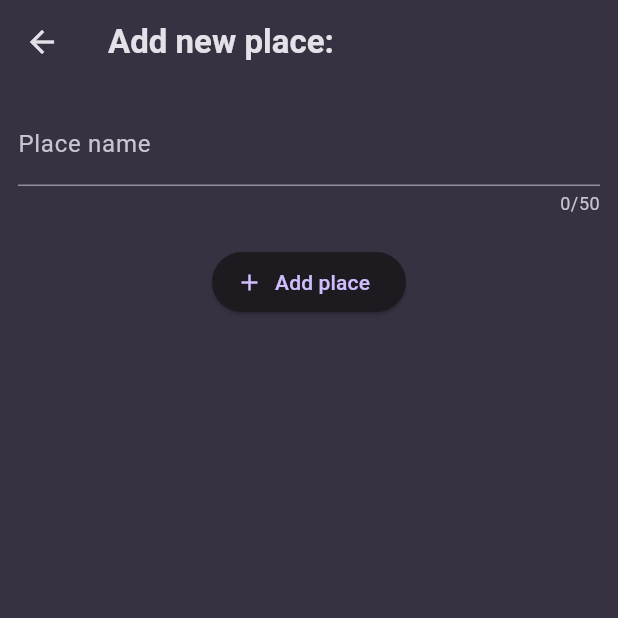
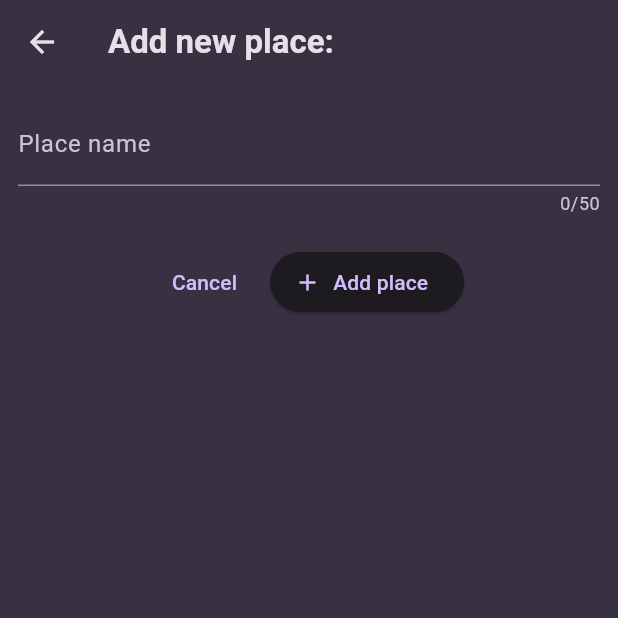
Before and after one commit to RonydaEssam/favourite_places, a Flutter app: the AddPlaceScreen screen opened directly, on a phone screen of 412 x 824 dp, the top half of it. Run offline on Flutter 3.47's test engine with Material 3 defaults, Android fonts, the phone set to English and light mode, and no system bars; our stand-ins replace google_fonts.

Commit message:
add cancel button + validator

```diff
--- a/lib/screens/add_place_screen.dart
+++ b/lib/screens/add_place_screen.dart
@@ -13,21 +13,17 @@ class AddPlaceScreen extends StatefulWidget {
 class AddPlaceScreenState extends State<AddPlaceScreen> {
   final _formKey = GlobalKey<FormState>();
   final addedPlaces = [];
-  late Place place;
 
   void _addPlace() {
-    Navigator.of(context).pop();
-    /*
     if (_formKey.currentState!.validate()) {
-      addedPlaces.add(place);
-
-
+      Navigator.of(context).pop();
 
       ScaffoldMessenger.of(
         context,
-      ).showSnackBar(SnackBar(content: Text('Saving data')));
+      ).showSnackBar(
+        SnackBar(content: Text('Added a new place to your list.')),
+      );
     }
-    */
   }
 
   @override
@@ -51,10 +47,22 @@ class AddPlaceScreenState extends State<AddPlaceScreen> {
                 },
               ),
               const SizedBox(height: 20),
-              ElevatedButton.icon(
-                onPressed: _addPlace,
-                icon: Icon(Icons.add),
-                label: Text('Add place'),
+              Row(
+                mainAxisAlignment: MainAxisAlignment.center,
+                children: [
+                  TextButton(
+                    onPressed: () {
+                      Navigator.of(context).pop();
+                    },
+                    child: Text('Cancel'),
+                  ),
+                  const SizedBox(width: 10),
+                  ElevatedButton.icon(
+                    onPressed: _addPlace,
+                    icon: Icon(Icons.add),
+                    label: Text('Add place'),
+                  ),
+                ],
               ),
             ],
           ),
```
